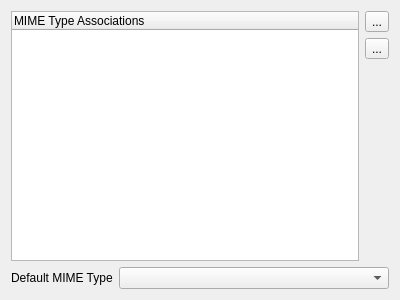
First picture: the form in ui/fileassociationswidget.ui, repository darrenedale/Anansi, before the edit.
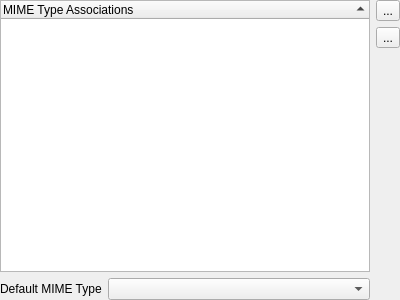
Second picture: the form after the edit. Icons and pictures are not drawn. Custom widgets are drawn as their Qt base class.

```diff
--- a/ui/fileassociationswidget.ui
+++ b/ui/fileassociationswidget.ui
@@ -13,11 +13,33 @@
   <property name="windowTitle">
    <string>Form</string>
   </property>
-  <layout class="QVBoxLayout" name="verticalLayout_2">
-   <item>
-    <layout class="QHBoxLayout" name="mimeTypesLayout">
-     <item>
+  <layout class="QGridLayout" name="gridLayout">
+   <property name="leftMargin">
+    <number>0</number>
+   </property>
+   <property name="topMargin">
+    <number>0</number>
+   </property>
+   <property name="rightMargin">
+    <number>0</number>
+   </property>
+   <property name="bottomMargin">
+    <number>0</number>
+   </property>
+   <item row="0" column="0">
       <widget class="QTreeWidget" name="mimeTypes">
+     <property name="sortingEnabled">
+      <bool>true</bool>
+     </property>
+     <property name="animated">
+      <bool>true</bool>
+     </property>
+     <property name="allColumnsShowFocus">
+      <bool>true</bool>
+     </property>
+     <property name="expandsOnDoubleClick">
+      <bool>false</bool>
+     </property>
        <column>
         <property name="text">
          <string>MIME Type Associations</string>
@@ -25,7 +47,7 @@
        </column>
       </widget>
      </item>
-     <item>
+   <item row="0" column="1">
       <layout class="QVBoxLayout" name="mimeListButtonsLayout">
        <item alignment="Qt::AlignTop">
         <widget class="QToolButton" name="addExtension">
@@ -64,9 +86,7 @@
        </item>
       </layout>
      </item>
-    </layout>
-   </item>
-   <item>
+   <item row="1" column="0">
     <layout class="QHBoxLayout" name="defaultMimeLayout" stretch="0,1">
      <item>
       <widget class="QLabel" name="defaultMimeTypeLabel">
```
Lines whose indentation alone changed are shown as unchanged.
